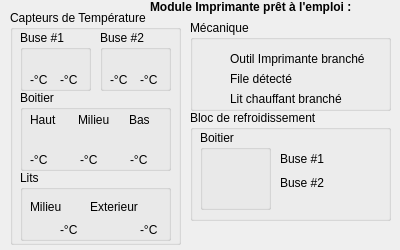
Qt form src/PrinterChecker.ui (polybox3d/polybox) before a commit.
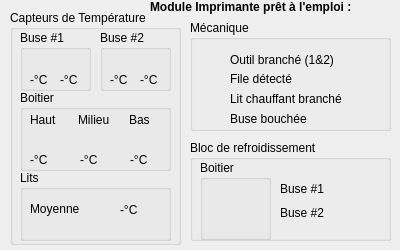
The same form after that commit. Icons and pictures are not drawn. Custom widgets are drawn as their Qt base class.

What changed in the file:
```diff
--- a/src/PrinterChecker.ui
+++ b/src/PrinterChecker.ui
@@ -258,7 +258,7 @@
       <rect>
        <x>10</x>
        <y>20</y>
-       <width>133</width>
+       <width>135</width>
        <height>20</height>
       </rect>
      </property>
@@ -341,27 +341,8 @@
     <widget class="Led" name="tempBedMidLed">
      <property name="geometry">
       <rect>
-       <x>50</x>
-       <y>30</y>
-       <width>15</width>
-       <height>15</height>
-      </rect>
-     </property>
-     <property name="text">
-      <string/>
-     </property>
-     <property name="pixmap">
-      <pixmap resource="ressources.qrc">:/img/img/led_off_red.png</pixmap>
-     </property>
-     <property name="scaledContents">
-      <bool>true</bool>
-     </property>
-    </widget>
-    <widget class="Led" name="tempBedExtLed">
-     <property name="geometry">
-      <rect>
-       <x>130</x>
-       <y>30</y>
+       <x>80</x>
+       <y>32</y>
        <width>15</width>
        <height>15</height>
       </rect>
@@ -380,46 +361,20 @@
      <property name="geometry">
       <rect>
        <x>10</x>
-       <y>28</y>
-       <width>45</width>
-       <height>17</height>
-      </rect>
-     </property>
-     <property name="text">
-      <string>Milieu</string>
-     </property>
-    </widget>
-    <widget class="QLabel" name="label_10">
-     <property name="geometry">
-      <rect>
-       <x>70</x>
-       <y>28</y>
+       <y>30</y>
        <width>61</width>
        <height>17</height>
       </rect>
      </property>
      <property name="text">
-      <string>Exterieur</string>
+      <string>Moyenne</string>
      </property>
     </widget>
     <widget class="QLabel" name="tempBedMidValue">
      <property name="geometry">
       <rect>
-       <x>40</x>
-       <y>50</y>
-       <width>31</width>
-       <height>20</height>
-      </rect>
-     </property>
-     <property name="text">
-      <string>-°C</string>
-     </property>
-    </widget>
-    <widget class="QLabel" name="tempBedExtValue">
-     <property name="geometry">
-      <rect>
-       <x>120</x>
-       <y>50</y>
+       <x>100</x>
+       <y>30</y>
        <width>31</width>
        <height>20</height>
       </rect>
@@ -434,9 +389,9 @@
    <property name="geometry">
     <rect>
      <x>190</x>
-     <y>110</y>
+     <y>140</y>
      <width>201</width>
-     <height>111</height>
+     <height>101</height>
     </rect>
    </property>
    <property name="title">
@@ -574,7 +529,7 @@
      <rect>
       <x>90</x>
       <y>40</y>
-      <width>47</width>
+      <width>56</width>
       <height>42</height>
      </rect>
     </property>
@@ -602,7 +557,7 @@
      <x>190</x>
      <y>20</y>
      <width>201</width>
-     <height>91</height>
+     <height>111</height>
     </rect>
    </property>
    <property name="title">
@@ -613,7 +568,7 @@
      <rect>
       <x>40</x>
       <y>50</y>
-      <width>81</width>
+      <width>141</width>
       <height>17</height>
      </rect>
     </property>
@@ -664,12 +619,12 @@
      <rect>
       <x>40</x>
       <y>30</y>
-      <width>151</width>
-      <height>17</height>
+      <width>131</width>
+      <height>20</height>
      </rect>
     </property>
     <property name="text">
-     <string>Outil Imprimante branché</string>
+     <string>Outil branché (1&amp;2)</string>
     </property>
    </widget>
    <widget class="Led" name="bedPlugLed">
@@ -704,6 +659,57 @@
      <string>Lit chauffant branché</string>
     </property>
    </widget>
+   <widget class="QLabel" name="label_10">
+    <property name="geometry">
+     <rect>
+      <x>40</x>
+      <y>90</y>
+      <width>151</width>
+      <height>17</height>
+     </rect>
+    </property>
+    <property name="text">
+     <string>Buse bouchée</string>
+    </property>
+   </widget>
+   <widget class="Led" name="buseCloggedLed">
+    <property name="geometry">
+     <rect>
+      <x>10</x>
+      <y>90</y>
+      <width>15</width>
+      <height>15</height>
+     </rect>
+    </property>
+    <property name="text">
+     <string/>
+    </property>
+    <property name="pixmap">
+     <pixmap resource="ressources.qrc">:/img/img/led_off_red.png</pixmap>
+    </property>
+    <property name="scaledContents">
+     <bool>true</bool>
+    </property>
+   </widget>
+   <widget class="Led" name="printerPlugLed_2">
+    <property name="geometry">
+     <rect>
+      <x>180</x>
+      <y>32</y>
+      <width>15</width>
+      <height>15</height>
+     </rect>
+    </property>
+    <property name="text">
+     <string/>
+    </property>
+    <property name="pixmap">
+     <pixmap resource="ressources.qrc">:/img/img/led_off_red.png</pixmap>
+    </property>
+    <property name="scaledContents">
+     <bool>true</bool>
+    </property>
+   </widget>
   </widget>
   <widget class="QLabel" name="label_11">
    <property name="geometry">
```
Left out of the diff: 5 changed lines with no effect on the pictures.
